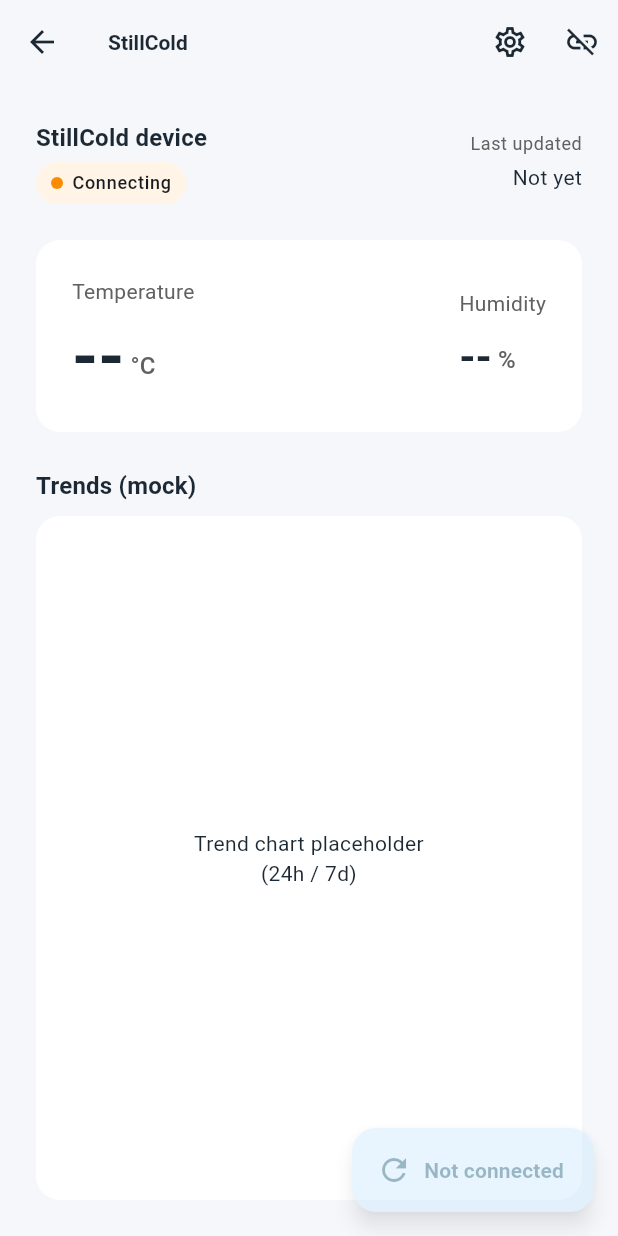
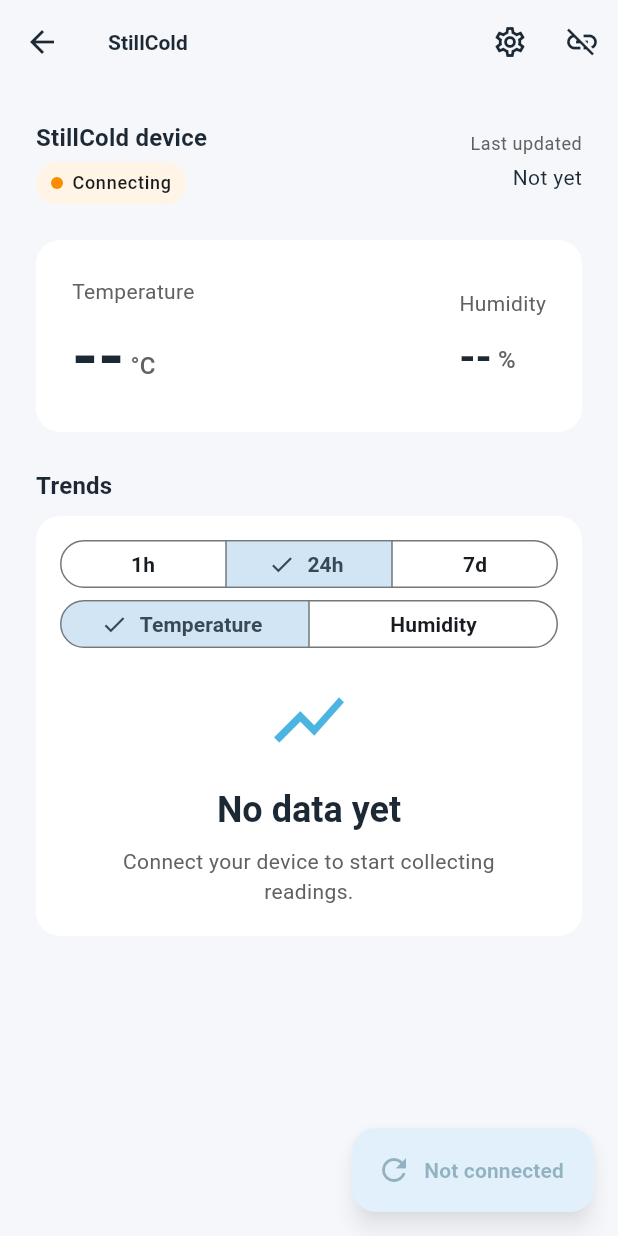
Before and after one commit to jeffreyperdue/stillcold-csc-494-iot-project, a Flutter app: the DashboardScreen screen opened directly with empty values, on a phone screen of 412 x 824 dp. Run offline on Flutter 3.47's test engine with Material 3 defaults, Android fonts, the phone set to English and light mode, and no system bars; our stand-ins replace drift, fl_chart, flutter_local_notifications, flutter_riverpod, go_router, permission_handler; missing offline and left inert: flutter_reactive_ble; accounts and stored records are empty; generated files the repository leaves out were written again; statements that could not run were skipped.

Commit message:
Added Week 14 progress, including trend chart feature

```diff
--- a/stillcold_companion/lib/features/dashboard/application/dashboard_controller.dart
+++ b/stillcold_companion/lib/features/dashboard/application/dashboard_controller.dart
@@ -270,8 +270,8 @@ class DashboardController extends StateNotifier<DashboardState> {
 
       // Query 24h min/max after storing the new reading.
       final since = now.subtract(const Duration(hours: 24));
-      final minTemp = await _readingsRepository.getMinTemperatureSince(since);
-      final maxTemp = await _readingsRepository.getMaxTemperatureSince(since);
+      final minTemp = await _readingsRepository.getMinTemperatureSince(since, deviceId);
+      final maxTemp = await _readingsRepository.getMaxTemperatureSince(since, deviceId);
 
       if (!mounted) return;
       // A fresh read is never stale — force back to connected before staleness check.
--- /dev/null
+++ b/stillcold_companion/lib/features/dashboard/application/trend_provider.dart
@@ -0,0 +1,216 @@
+import 'package:fl_chart/fl_chart.dart';
+import 'package:flutter_riverpod/flutter_riverpod.dart';
+
+import '../../../core/di/providers.dart';
+import '../../../data/local/app_database.dart';
+
+// ---------------------------------------------------------------------------
+// Enums
+// ---------------------------------------------------------------------------
+
+enum TrendRange { h1, h24, d7 }
+
+enum TrendMetric { temperature, humidity }
+
+// ---------------------------------------------------------------------------
+// TrendParams — used as the family key; requires == / hashCode.
+// ---------------------------------------------------------------------------
+
+class TrendParams {
+  const TrendParams({required this.deviceId, required this.range});
+
+  final String deviceId;
+  final TrendRange range;
+
+  @override
+  bool operator ==(Object other) =>
+      identical(this, other) ||
+      other is TrendParams &&
+          other.deviceId == deviceId &&
+          other.range == range;
+
+  @override
+  int get hashCode => Object.hash(deviceId, range);
+}
+
+// ---------------------------------------------------------------------------
+// Data models
+// ---------------------------------------------------------------------------
+
+class TrendPoint {
+  const TrendPoint({
+    required this.timestamp,
+    required this.temperatureC,
+    this.humidityPercent,
+  });
+
+  final DateTime timestamp;
+  final double temperatureC;
+  final double? humidityPercent;
+}
+
+class TrendData {
+  const TrendData({
+    required this.points,
+    required this.range,
+    required this.since,
+    required this.isPartial,
+  });
+
+  /// Bucketed, gap-aware data points ready for charting.
+  final List<TrendPoint> points;
+  final TrendRange range;
+
+  /// The earliest timestamp this range covers (used as the X-axis origin).
+  final DateTime since;
+
+  /// True when the first stored reading is newer than [since], meaning the
+  /// app has not yet accumulated a full window of history.
+  final bool isPartial;
+}
+
+// ---------------------------------------------------------------------------
+// Provider
+// ---------------------------------------------------------------------------
+
+final trendDataProvider =
+    StreamProvider.autoDispose.family<TrendData, TrendParams>(
+  (ref, params) {
+    final repo = ref.watch(readingsRepositoryProvider);
+    final now = DateTime.now();
+    final since = switch (params.range) {
+      TrendRange.h1 => now.subtract(const Duration(hours: 1)),
+      TrendRange.h24 => now.subtract(const Duration(hours: 24)),
+      TrendRange.d7 => now.subtract(const Duration(days: 7)),
+    };
+
+    return repo
+        .watchReadingsForDevice(params.deviceId, since)
+        .map((readings) => _buildTrendData(readings, params.range, since));
+  },
+);
+
+// ---------------------------------------------------------------------------
+// Data processing helpers (pure functions — easy to unit-test separately)
+// ---------------------------------------------------------------------------
+
+TrendData _buildTrendData(
+  List<Reading> raw,
+  TrendRange range,
+  DateTime since,
+) {
+  final bucketDuration = switch (range) {
+    TrendRange.h1 => const Duration(minutes: 1),
+    TrendRange.h24 => const Duration(minutes: 5),
+    TrendRange.d7 => const Duration(hours: 1),
+  };
+
+  final clamped = raw.map(_clampReading).toList();
+  final bucketed = _bucketAverage(clamped, bucketDuration);
+
+  final isPartial = bucketed.isEmpty ||
+      bucketed.first.timestamp.isAfter(since.add(bucketDuration * 2));
+
+  return TrendData(
+    points: bucketed,
+    range: range,
+    since: since,
+    isPartial: isPartial,
+  );
+}
+
+/// Clamp sensor values to physically reasonable ranges before charting so that
+/// a glitched reading cannot blow out the Y-axis scale.
+Reading _clampReading(Reading r) {
+  final tempClamped = r.temperatureC.clamp(-50.0, 100.0);
+  final humClamped = r.humidityPercent?.clamp(0.0, 100.0);
+  if (tempClamped == r.temperatureC && humClamped == r.humidityPercent) {
+    return r;
+  }
+  return Reading(
+    id: r.id,
+    deviceId: r.deviceId,
+    timestamp: r.timestamp,
+    temperatureC: tempClamped.toDouble(),
+    humidityPercent: humClamped?.toDouble(),
+  );
+}
+
+/// Average readings within fixed-size time buckets and return one
+/// [TrendPoint] per bucket, ordered by time.
+List<TrendPoint> _bucketAverage(List<Reading> readings, Duration bucketSize) {
+  if (readings.isEmpty) return const [];
+
+  final bucketMs = bucketSize.inMilliseconds;
+  final Map<int, List<Reading>> buckets = {};
+
+  for (final r in readings) {
+    final key = r.timestamp.millisecondsSinceEpoch ~/ bucketMs;
+    buckets.putIfAbsent(key, () => []).add(r);
+  }
+
+  final points = buckets.entries.map((entry) {
+    final rows = entry.value;
+    final avgTemp =
+        rows.map((r) => r.temperatureC).reduce((a, b) => a + b) / rows.length;
+    final hums =
+        rows.map((r) => r.humidityPercent).whereType<double>().toList();
+    final avgHum =
+        hums.isEmpty ? null : hums.reduce((a, b) => a + b) / hums.length;
+    final bucketStart =
+        DateTime.fromMillisecondsSinceEpoch(entry.key * bucketMs);
+    return TrendPoint(
+      timestamp: bucketStart,
+      temperatureC: avgTemp,
+      humidityPercent: avgHum,
+    );
+  }).toList()
+    ..sort((a, b) => a.timestamp.compareTo(b.timestamp));
+
+  return points;
+}
+
+// ---------------------------------------------------------------------------
+// fl_chart spot builder (used by TrendChartCard)
+// ---------------------------------------------------------------------------
+
+/// Converts [TrendData] into a list of [FlSpot] values for [fl_chart].
+///
+/// [toY] maps a [TrendPoint] to the Y value for the selected metric.
+/// A [FlSpot] with `y = double.nan` is inserted between consecutive points
+/// whose time gap exceeds the gap threshold, visually breaking the line
+/// during periods when the device was disconnected.
+List<FlSpot> buildSpots(
+  TrendData data,
+  double Function(TrendPoint p) toY,
+) {
+  final points = data.points;
+  if (points.isEmpty) return const [];
+
+  final gapThreshold = switch (data.range) {
+    TrendRange.h1 => const Duration(minutes: 5),
+    TrendRange.h24 => const Duration(minutes: 15),
+    TrendRange.d7 => const Duration(hours: 3),
+  };
+
+  final spots = <FlSpot>[];
+
+  for (var i = 0; i < points.length; i++) {
+    final p = points[i];
+    final x = p.timestamp.difference(data.since).inSeconds / 3600.0;
+    final y = toY(p);
+
+    // Insert a nan break if the gap to the previous point is too large.
+    if (i > 0) {
+      final gap = p.timestamp.difference(points[i - 1].timestamp);
+      if (gap > gapThreshold) {
+        final midX = (spots.last.x + x) / 2.0;
+        spots.add(FlSpot(midX, double.nan));
+      }
+    }
+
+    spots.add(FlSpot(x, y));
+  }
+
+  return spots;
+}
--- a/stillcold_companion/lib/features/dashboard/presentation/dashboard_screen.dart
+++ b/stillcold_companion/lib/features/dashboard/presentation/dashboard_screen.dart
@@ -8,6 +8,7 @@ import '../../../core/widgets/status_chip.dart';
 import '../../settings/presentation/settings_screen.dart'
     show settingsFutureProvider;
 import '../application/dashboard_controller.dart';
+import 'trend_chart_card.dart';
 
 class DashboardScreen extends ConsumerWidget {
   const DashboardScreen({
@@ -89,7 +90,7 @@ class DashboardScreen extends ConsumerWidget {
                 onGoToDiscovery: () => context.go('/discovery'),
               ),
             Expanded(
-              child: Padding(
+              child: SingleChildScrollView(
                 padding: const EdgeInsets.all(24),
                 child: Column(
                   crossAxisAlignment: CrossAxisAlignment.start,
@@ -150,7 +151,8 @@ class DashboardScreen extends ConsumerWidget {
                     ),
                     const SizedBox(height: 24),
                     if (state.reading == null && state.errorMessage != null)
-                      Expanded(
+                      Padding(
+                        padding: const EdgeInsets.symmetric(vertical: 48),
                         child: EmptyState(
                           icon: Icons.thermostat,
                           title: 'No reading yet',
@@ -297,26 +299,15 @@ class DashboardScreen extends ConsumerWidget {
                       ),
                       const SizedBox(height: 24),
                       Text(
-                        'Trends (mock)',
+                        'Trends',
                         style: theme.textTheme.titleMedium?.copyWith(
                           fontWeight: FontWeight.w600,
                         ),
                       ),
                       const SizedBox(height: 8),
-                      Expanded(
-                        child: Container(
-                          width: double.infinity,
-                          decoration: BoxDecoration(
-                            color: Colors.white,
-                            borderRadius: BorderRadius.circular(16),
-                          ),
-                          child: const Center(
-                            child: Text(
-                              'Trend chart placeholder\n(24h / 7d)',
-                              textAlign: TextAlign.center,
-                            ),
-                          ),
-                        ),
+                      SizedBox(
+                        height: 280,
+                        child: TrendChartCard(deviceId: deviceId),
                       ),
                     ],
                   ],
--- /dev/null
+++ b/stillcold_companion/lib/features/dashboard/presentation/trend_chart_card.dart
@@ -0,0 +1,369 @@
+import 'dart:math' show log, pow, ln10;
+
+import 'package:fl_chart/fl_chart.dart';
+import 'package:flutter/material.dart';
+import 'package:flutter_riverpod/flutter_riverpod.dart';
+import 'package:intl/intl.dart';
+
+import '../../../core/widgets/empty_state.dart';
+import '../../settings/presentation/settings_screen.dart'
+    show settingsFutureProvider;
+import '../application/trend_provider.dart';
+
+class TrendChartCard extends ConsumerStatefulWidget {
+  const TrendChartCard({super.key, required this.deviceId});
+
+  final String deviceId;
+
+  @override
+  ConsumerState<TrendChartCard> createState() => _TrendChartCardState();
+}
+
+class _TrendChartCardState extends ConsumerState<TrendChartCard> {
+  TrendRange _range = TrendRange.h24;
+  TrendMetric _metric = TrendMetric.temperature;
+
+  @override
+  Widget build(BuildContext context) {
+    final theme = Theme.of(context);
+    final params = TrendParams(deviceId: widget.deviceId, range: _range);
+    final trendAsync = ref.watch(trendDataProvider(params));
+    final settingsAsync = ref.watch(settingsFutureProvider);
+    final useFahrenheit = settingsAsync.maybeWhen(
+      data: (s) => s.useFahrenheit,
+      orElse: () => false,
+    );
+
+    return Card(
+      child: Padding(
+        padding: const EdgeInsets.fromLTRB(16, 16, 16, 12),
+        child: Column(
+          crossAxisAlignment: CrossAxisAlignment.stretch,
+          children: [
+            // Range toggle — full width
+            SegmentedButton<TrendRange>(
+              segments: const [
+                ButtonSegment(value: TrendRange.h1, label: Text('1h')),
+                ButtonSegment(value: TrendRange.h24, label: Text('24h')),
+                ButtonSegment(value: TrendRange.d7, label: Text('7d')),
+              ],
+              selected: {_range},
+              onSelectionChanged: (s) => setState(() => _range = s.first),
+              style: ButtonStyle(
+                visualDensity: VisualDensity.compact,
+                tapTargetSize: MaterialTapTargetSize.shrinkWrap,
+              ),
+            ),
+            const SizedBox(height: 8),
+            // Metric toggle — full width
+            SegmentedButton<TrendMetric>(
+              segments: const [
+                ButtonSegment(
+                  value: TrendMetric.temperature,
+                  label: Text('Temperature'),
+                ),
+                ButtonSegment(
+                  value: TrendMetric.humidity,
+                  label: Text('Humidity'),
+                ),
+              ],
+              selected: {_metric},
+              onSelectionChanged: (s) => setState(() => _metric = s.first),
+              style: ButtonStyle(
+                visualDensity: VisualDensity.compact,
+                tapTargetSize: MaterialTapTargetSize.shrinkWrap,
+              ),
+            ),
+
+            // Partial-data notice
+            trendAsync.maybeWhen(
+              data: (data) => data.isPartial && data.points.isNotEmpty
+                  ? Padding(
+                      padding: const EdgeInsets.only(top: 6),
+                      child: Text(
+                        'Showing partial data — not enough history yet',
+                        style: theme.textTheme.labelSmall?.copyWith(
+                          color: Colors.amber.shade700,
+                        ),
+                      ),
+                    )
+                  : const SizedBox.shrink(),
+              orElse: () => const SizedBox.shrink(),
+            ),
+
+            const SizedBox(height: 12),
+
+            // Chart area
+            Expanded(
+              child: trendAsync.when(
+                loading: () =>
+                    const Center(child: CircularProgressIndicator()),
+                error: (err, _) => Center(
+                  child: Row(
+                    mainAxisSize: MainAxisSize.min,
+                    children: [
+                      Icon(
+                        Icons.error_outline,
+                        size: 16,
+                        color: theme.colorScheme.error,
+                      ),
+                      const SizedBox(width: 6),
+                      Text(
+                        'Could not load trend data',
+                        style: theme.textTheme.bodySmall?.copyWith(
+                          color: theme.colorScheme.error,
+                        ),
+                      ),
+                    ],
+                  ),
+                ),
+                data: (data) {
+                  if (data.points.isEmpty) {
+                    return EmptyState(
+                      icon: Icons.show_chart,
+                      title: 'No data yet',
+                      message:
+                          'Connect your device to start collecting readings.',
+                    );
+                  }
+                  if (data.points.length < 2) {
+                    return EmptyState(
+                      icon: Icons.show_chart,
+                      title: 'Not enough data',
+                      message:
+                          'Keep the device connected to build up history.',
+                    );
+                  }
+                  return _buildChart(
+                    context,
+                    data,
+                    useFahrenheit: useFahrenheit,
+                  );
+                },
+              ),
+            ),
+          ],
+        ),
+      ),
+    );
+  }
+
+  Widget _buildChart(
+    BuildContext context,
+    TrendData data, {
+    required bool useFahrenheit,
+  }) {
+    final theme = Theme.of(context);
+
+    double toY(TrendPoint p) {
+      if (_metric == TrendMetric.humidity) {
+        return p.humidityPercent ?? double.nan;
+      }
+      return useFahrenheit ? (p.temperatureC * 9 / 5 + 32) : p.temperatureC;
+    }
+
+    final spots = buildSpots(data, toY);
+
+    // Y-axis bounds from valid (non-nan) values with ±10% padding.
+    final validY =
+        spots.where((s) => !s.y.isNaN).map((s) => s.y).toList();
+    if (validY.isEmpty) {
+      return EmptyState(
+        icon: Icons.show_chart,
+        title: 'No data for this metric',
+        message: 'Humidity readings are not available for this period.',
+      );
+    }
+    final yMin = validY.reduce((a, b) => a < b ? a : b);
+    final yMax = validY.reduce((a, b) => a > b ? a : b);
+
+    // Compute a nice interval from the raw data range, then SNAP the axis
+    // bounds to the interval grid.  This guarantees every label position
+    // coincides with a grid line and eliminates the fractional-edge crowding
+    // that fl_chart produces when minY/maxY fall between interval steps.
+    final yInterval = _niceInterval(yMax - yMin);
+    var yBottom = (yMin / yInterval).floor() * yInterval;
+    var yTop = (yMax / yInterval).ceil() * yInterval;
+
+    // Ensure at least one interval of visual breathing room above and below
+    // the data (handles flat data and floating-point edge cases).
+    if (yTop - yBottom < yInterval * 1.5) {
+      yBottom -= yInterval;
+      yTop += yInterval;
+    }
+
+    final totalHours = switch (data.range) {
+      TrendRange.h1 => 1.0,
+      TrendRange.h24 => 24.0,
+      TrendRange.d7 => 7.0 * 24.0,
+    };
+    // X-axis label spacing in hours.
+    final xInterval = switch (data.range) {
+      TrendRange.h1 => 0.25, // every 15 min
+      TrendRange.h24 => 6.0,
+      TrendRange.d7 => 24.0,
+    };
+
+    final unitLabel = _metric == TrendMetric.temperature
+        ? (useFahrenheit ? '°F' : '°C')
+        : '%';
+
+    return LineChart(
+      LineChartData(
+        minX: 0,
+        maxX: totalHours,
+        minY: yBottom,
+        maxY: yTop,
+        clipData: const FlClipData.all(),
+        lineBarsData: [
+          LineChartBarData(
+            spots: spots,
+            isCurved: true,
+            preventCurveOverShooting: true,
+            color: _metric == TrendMetric.temperature
+                ? theme.colorScheme.primary
+                : Colors.blueAccent,
+            barWidth: 2,
+            dotData: const FlDotData(show: false),
+            belowBarData: BarAreaData(
+              show: true,
+              color: (_metric == TrendMetric.temperature
+                      ? theme.colorScheme.primary
+                      : Colors.blueAccent)
+                  .withValues(alpha: 0.08),
+            ),
+          ),
+        ],
+        gridData: FlGridData(
+          show: true,
+          drawVerticalLine: true,
+          horizontalInterval: yInterval,
+          getDrawingHorizontalLine: (_) => FlLine(
+            color: Colors.grey.shade200,
+            strokeWidth: 1,
+          ),
+          getDrawingVerticalLine: (_) => FlLine(
+            color: Colors.grey.shade200,
+            strokeWidth: 1,
+          ),
+        ),
+        borderData: FlBorderData(show: false),
+        titlesData: FlTitlesData(
+          leftTitles: AxisTitles(
+            sideTitles: SideTitles(
+              showTitles: true,
+              reservedSize: 40,
+              interval: yInterval,
+              getTitlesWidget: (value, meta) => SideTitleWidget(
+                axisSide: meta.axisSide,
+                child: Text(
+                  value.toStringAsFixed(
+                    _metric == TrendMetric.humidity ? 0 : 1,
+                  ),
+                  style: theme.textTheme.labelSmall
+                      ?.copyWith(color: Colors.grey.shade600),
+                ),
+              ),
+            ),
+          ),
+          rightTitles: const AxisTitles(
+            sideTitles: SideTitles(showTitles: false),
+          ),
+          topTitles: const AxisTitles(
+            sideTitles: SideTitles(showTitles: false),
+          ),
+          bottomTitles: AxisTitles(
+            sideTitles: SideTitles(
+              showTitles: true,
+              reservedSize: 28,
+              interval: xInterval,
+              getTitlesWidget: (value, meta) {
+                final label = _xAxisLabel(value, data);
+                if (label == null) return const SizedBox.shrink();
+                return SideTitleWidget(
+                  axisSide: meta.axisSide,
+                  child: Text(
+                    label,
+                    style: theme.textTheme.labelSmall
+                        ?.copyWith(color: Colors.grey.shade600),
+                  ),
+                );
+              },
+            ),
+          ),
+        ),
+        lineTouchData: LineTouchData(
+          touchTooltipData: LineTouchTooltipData(
+            getTooltipItems: (touchedSpots) => touchedSpots.map((spot) {
+              if (spot.y.isNaN) return null;
+              final pointTime =
+                  data.since.add(Duration(seconds: (spot.x * 3600).round()));
+              final timeStr = DateFormat('MMM d, h:mm a').format(pointTime);
+              return LineTooltipItem(
+                '${spot.y.toStringAsFixed(_metric == TrendMetric.humidity ? 0 : 1)}$unitLabel\n',
+                theme.textTheme.bodySmall!.copyWith(
+                  fontWeight: FontWeight.bold,
+                  color: Colors.white,
+                ),
+                children: [
+                  TextSpan(
+                    text: timeStr,
+                    style: theme.textTheme.labelSmall?.copyWith(
+                      color: Colors.white70,
+                    ),
+                  ),
+                ],
+              );
+            }).toList(),
+          ),
+        ),
+      ),
+    );
+  }
+
+  /// Returns a human-readable X-axis label for [hoursOffset] from [data.since],
+  /// or null if the tick should be suppressed.
+  String? _xAxisLabel(double hoursOffset, TrendData data) {
+    switch (data.range) {
+      case TrendRange.h1:
+        // Labels every 15 minutes: "2:00", "2:15", etc.
+        final totalMinutes = (hoursOffset * 60).round();
+        if (totalMinutes % 15 != 0) return null;
+        final pointTime =
+            data.since.add(Duration(minutes: totalMinutes));
+        return DateFormat('h:mm').format(pointTime);
+      case TrendRange.h24:
+        // Wall-clock hour labels every 6 h: "6 AM", "12 PM".
+        final pointTime =
+            data.since.add(Duration(minutes: (hoursOffset * 60).round()));
+        return DateFormat('h a').format(pointTime);
+      case TrendRange.d7:
+        // Day-name labels at each 24-hour boundary.
+        if (hoursOffset % 24 != 0) return null;
+        final pointTime =
+            data.since.add(Duration(hours: hoursOffset.round()));
+        return DateFormat('E').format(pointTime);
+    }
+  }
+}
+
+/// Rounds [range / 4] up to the nearest "nice" number (1, 2, 5, 10, …) so
+/// Y-axis labels always fall on round values and never crowd each other,
+/// regardless of how small the data range is.
+double _niceInterval(double range) {
+  if (range <= 0) return 1.0;
+  final raw = range / 4.0;
+  final magnitude = pow(10, (log(raw) / ln10).floor()).toDouble();
+  final normalized = raw / magnitude;
+  final double niceFactor;
+  if (normalized < 1.5) {
+    niceFactor = 1.0;
+  } else if (normalized < 3.5) {
+    niceFactor = 2.0;
+  } else if (normalized < 7.5) {
+    niceFactor = 5.0;
+  } else {
+    niceFactor = 10.0;
+  }
+  return niceFactor * magnitude;
+}
--- a/stillcold_companion/lib/features/onboarding/presentation/onboarding_screen.dart
+++ b/stillcold_companion/lib/features/onboarding/presentation/onboarding_screen.dart
@@ -15,7 +15,7 @@ class OnboardingScreen extends StatelessWidget {
         title: const Text('Welcome to StillCold'),
       ),
       body: SafeArea(
-        child: Padding(
+        child: SingleChildScrollView(
           padding: const EdgeInsets.all(24),
           child: Column(
             crossAxisAlignment: CrossAxisAlignment.start,
@@ -53,7 +53,7 @@ class OnboardingScreen extends StatelessWidget {
                 body:
                     'Configure high / low thresholds and get notified when temperatures drift out of range.',
               ),
-              const Spacer(),
+              const SizedBox(height: 32),
               PrimaryButton(
                 label: 'Get started',
                 icon: Icons.arrow_forward_rounded,
--- a/stillcold_companion/pubspec.yaml
+++ b/stillcold_companion/pubspec.yaml
@@ -45,6 +45,7 @@ dependencies:
   permission_handler: ^11.3.1
   path: ^1.9.1
   path_provider: ^2.1.5
+  intl: ^0.20.2
 
 dev_dependencies:
   flutter_test:
```
Also changed, not shown: stillcold_companion/lib/data/local/app_database.dart (+31 -3 lines), stillcold_companion/lib/data/repositories/readings_repository.dart (+31 -9 lines), stillcold_companion/lib/data/local/app_database.g.dart, stillcold_companion/pubspec.lock, 1 other file.
